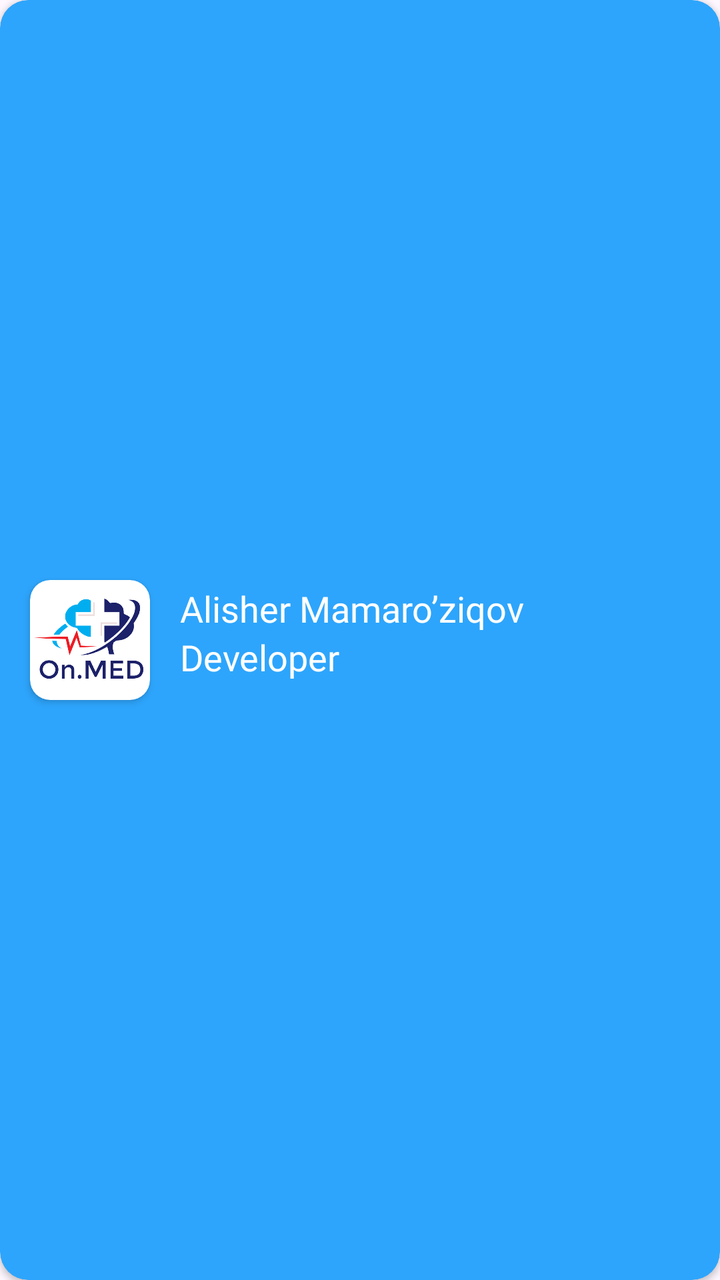
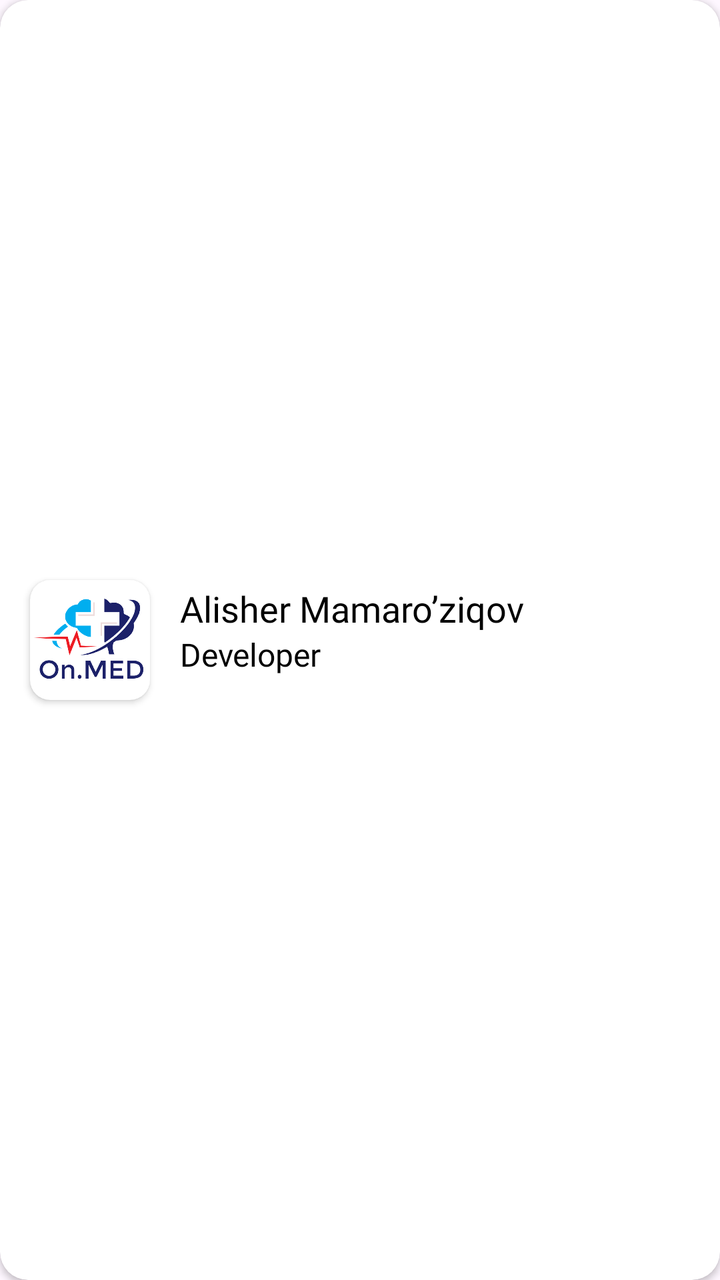

Screens rendered from an Android XML layout before and after an edit, with the pre-edit source and the edit as a unified diff.
<!-- AndroidManifest.xml: application theme Theme.OnMed -->
<!-- res/layout/item_selected_doctor.xml -->
<?xml version="1.0" encoding="utf-8"?>
<androidx.cardview.widget.CardView xmlns:android="http://schemas.android.com/apk/res/android"
    xmlns:app="http://schemas.android.com/apk/res-auto"
    android:layout_width="wrap_content"
    android:layout_height="wrap_content"
    android:layout_marginStart="15dp"
    android:layout_marginTop="8dp"
    android:layout_marginBottom="8dp"
    app:cardBackgroundColor="@color/btn_blue"
    app:cardCornerRadius="14dp">

    <androidx.constraintlayout.widget.ConstraintLayout
        android:layout_width="match_parent"
        android:layout_height="match_parent"
        android:paddingEnd="15dp">

        <androidx.cardview.widget.CardView
            android:id="@+id/doctor_img_card"
            android:layout_width="60dp"
            android:layout_height="60dp"
            android:layout_marginStart="15dp"
            android:layout_marginTop="15dp"
            android:layout_marginBottom="15dp"
            app:cardCornerRadius="10dp"
            app:layout_constraintBottom_toBottomOf="parent"
            app:layout_constraintStart_toStartOf="parent"
            app:layout_constraintTop_toTopOf="parent">

            <ImageView
                android:id="@+id/doctor_image"
                android:layout_width="wrap_content"
                android:layout_height="wrap_content"
                app:srcCompat="@drawable/logo_onmed" />
        </androidx.cardview.widget.CardView>

        <TextView
            android:id="@+id/doctor_name"
            android:layout_width="wrap_content"
            android:layout_height="wrap_content"
            android:layout_marginStart="15dp"
            android:layout_marginTop="2dp"
            android:fontFamily="@font/montserrat_medium"
            android:text="Alisher Mamaro’ziqov"
            android:textColor="@color/white"
            android:textSize="18sp"
            app:layout_constraintStart_toEndOf="@+id/doctor_img_card"
            app:layout_constraintTop_toTopOf="@+id/doctor_img_card" />

        <TextView
            android:id="@+id/doctor_speciality_name"
            android:layout_width="0dp"
            android:layout_height="wrap_content"
            android:fontFamily="@font/montserrat_regular"
            android:text="Developer"
            android:textColor="@color/white"
            android:textSize="18sp"
            app:layout_constraintEnd_toEndOf="parent"
            app:layout_constraintStart_toStartOf="@+id/doctor_name"
            app:layout_constraintTop_toBottomOf="@+id/doctor_name" />
    </androidx.constraintlayout.widget.ConstraintLayout>
</androidx.cardview.widget.CardView>
<!-- resources referenced by this layout -->
<resources>
  <color name="btn_blue">#2DA5FC</color>
  <color name="white">#FFFFFFFF</color>
  <!-- drawable logo_onmed: png bitmap (drawable, 64199 bytes) -->
  <style name="Theme.OnMed" parent="Base.Theme.OnMed" />
  <style name="Base.Theme.OnMed" parent="Theme.Material3.DayNight.NoActionBar">
          
          
      </style>
</resources>

<!-- the commit's change to res/layout/item_selected_doctor.xml (unified diff, before → after) -->
@@ -6,7 +6,7 @@
     android:layout_marginStart="15dp"
     android:layout_marginTop="8dp"
     android:layout_marginBottom="8dp"
-    app:cardBackgroundColor="@color/btn_blue"
+    app:cardBackgroundColor="@color/white"
     app:cardCornerRadius="14dp">
 
     <androidx.constraintlayout.widget.ConstraintLayout
@@ -41,7 +41,7 @@
             android:layout_marginTop="2dp"
             android:fontFamily="@font/montserrat_medium"
             android:text="Alisher Mamaro’ziqov"
-            android:textColor="@color/white"
+            android:textColor="@color/black"
             android:textSize="18sp"
             app:layout_constraintStart_toEndOf="@+id/doctor_img_card"
             app:layout_constraintTop_toTopOf="@+id/doctor_img_card" />
@@ -52,8 +52,8 @@
             android:layout_height="wrap_content"
             android:fontFamily="@font/montserrat_regular"
             android:text="Developer"
-            android:textColor="@color/white"
-            android:textSize="18sp"
+            android:textColor="@color/black"
+            android:textSize="16sp"
             app:layout_constraintEnd_toEndOf="parent"
             app:layout_constraintStart_toStartOf="@+id/doctor_name"
             app:layout_constraintTop_toBottomOf="@+id/doctor_name" />
<!-- resource entries referenced after the edit -->
@@ -1,6 +1,6 @@
 <!-- resources referenced by this layout -->
 <resources>
-  <color name="btn_blue">#2DA5FC</color>
+  <color name="black">#FF000000</color>
   <color name="white">#FFFFFFFF</color>
   <!-- drawable logo_onmed: png bitmap (drawable, 64199 bytes) -->
   <style name="Theme.OnMed" parent="Base.Theme.OnMed" />
